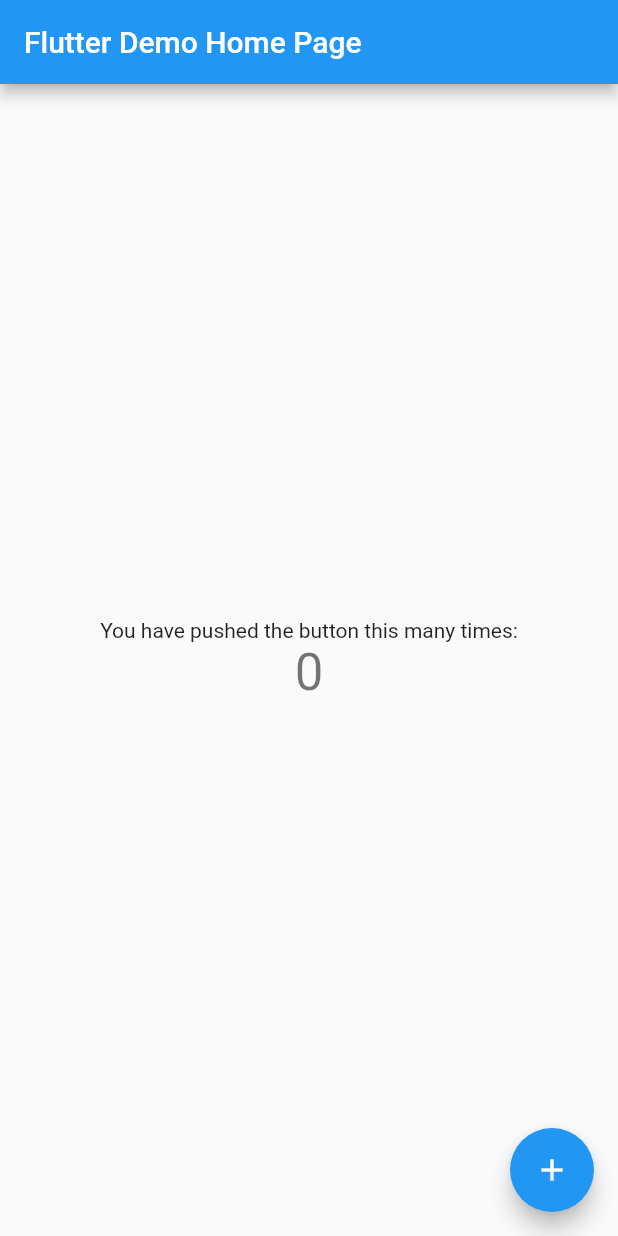
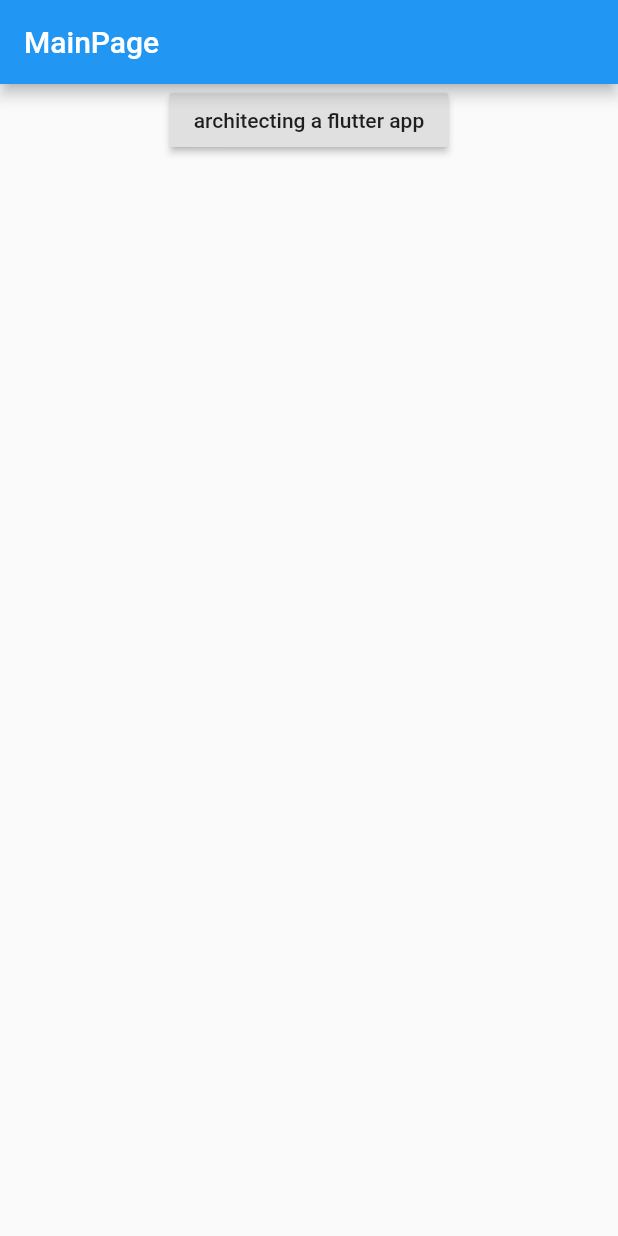
Before and after one commit to ab3masta/flutter_ALL, a Flutter app: the screen it shows after launch, on a phone screen of 412 x 824 dp. Run offline on Flutter 3.47's test engine with Material 2 defaults, Android fonts, the phone set to English and light mode, and no system bars; our stand-ins replace stacked.

Commit message:
simple example of Architrcting a flutter app

```diff
--- a/lib/main.dart
+++ b/lib/main.dart
@@ -1,117 +1,21 @@
 import 'package:flutter/material.dart';
+import 'package:flutter_all/mainPage.dart';
 
 void main() {
   runApp(MyApp());
 }
 
 class MyApp extends StatelessWidget {
-  // This widget is the root of your application.
   @override
   Widget build(BuildContext context) {
     return MaterialApp(
       title: 'Flutter Demo',
       theme: ThemeData(
-        // This is the theme of your application.
-        //
-        // Try running your application with "flutter run". You'll see the
-        // application has a blue toolbar. Then, without quitting the app, try
-        // changing the primarySwatch below to Colors.green and then invoke
-        // "hot reload" (press "r" in the console where you ran "flutter run",
-        // or simply save your changes to "hot reload" in a Flutter IDE).
-        // Notice that the counter didn't reset back to zero; the application
-        // is not restarted.
         primarySwatch: Colors.blue,
-        // This makes the visual density adapt to the platform that you run
-        // the app on. For desktop platforms, the controls will be smaller and
-        // closer together (more dense) than on mobile platforms.
         visualDensity: VisualDensity.adaptivePlatformDensity,
       ),
-      home: MyHomePage(title: 'Flutter Demo Home Page'),
+      home: MainPage(),
+      debugShowCheckedModeBanner: false,
     );
   }
 }
-
-class MyHomePage extends StatefulWidget {
-  MyHomePage({Key key, this.title}) : super(key: key);
-
-  // This widget is the home page of your application. It is stateful, meaning
-  // that it has a State object (defined below) that contains fields that affect
-  // how it looks.
-
-  // This class is the configuration for the state. It holds the values (in this
-  // case the title) provided by the parent (in this case the App widget) and
-  // used by the build method of the State. Fields in a Widget subclass are
-  // always marked "final".
-
-  final String title;
-
-  @override
-  _MyHomePageState createState() => _MyHomePageState();
-}
-
-class _MyHomePageState extends State<MyHomePage> {
-  int _counter = 0;
-
-  void _incrementCounter() {
-    setState(() {
-      // This call to setState tells the Flutter framework that something has
-      // changed in this State, which causes it to rerun the build method below
-      // so that the display can reflect the updated values. If we changed
-      // _counter without calling setState(), then the build method would not be
-      // called again, and so nothing would appear to happen.
-      _counter++;
-    });
-  }
-
-  @override
-  Widget build(BuildContext context) {
-    // This method is rerun every time setState is called, for instance as done
-    // by the _incrementCounter method above.
-    //
-    // The Flutter framework has been optimized to make rerunning build methods
-    // fast, so that you can just rebuild anything that needs updating rather
-    // than having to individually change instances of widgets.
-    return Scaffold(
-      appBar: AppBar(
-        // Here we take the value from the MyHomePage object that was created by
-        // the App.build method, and use it to set our appbar title.
-        title: Text(widget.title),
-      ),
-      body: Center(
-        // Center is a layout widget. It takes a single child and positions it
-        // in the middle of the parent.
-        child: Column(
-          // Column is also a layout widget. It takes a list of children and
-          // arranges them vertically. By default, it sizes itself to fit its
-          // children horizontally, and tries to be as tall as its parent.
-          //
-          // Invoke "debug painting" (press "p" in the console, choose the
-          // "Toggle Debug Paint" action from the Flutter Inspector in Android
-          // Studio, or the "Toggle Debug Paint" command in Visual Studio Code)
-          // to see the wireframe for each widget.
-          //
-          // Column has various properties to control how it sizes itself and
-          // how it positions its children. Here we use mainAxisAlignment to
-          // center the children vertically; the main axis here is the vertical
-          // axis because Columns are vertical (the cross axis would be
-          // horizontal).
-          mainAxisAlignment: MainAxisAlignment.center,
-          children: <Widget>[
-            Text(
-              'You have pushed the button this many times:',
-            ),
-            Text(
-              '$_counter',
-              style: Theme.of(context).textTheme.headline4,
-            ),
-          ],
-        ),
-      ),
-      floatingActionButton: FloatingActionButton(
-        onPressed: _incrementCounter,
-        tooltip: 'Increment',
-        child: Icon(Icons.add),
-      ), // This trailing comma makes auto-formatting nicer for build methods.
-    );
-  }
-}
--- /dev/null
+++ b/lib/mainPage.dart
@@ -0,0 +1,31 @@
+import 'package:flutter/material.dart';
+import 'package:flutter_all/Architecting_a_flutter_app/counter_screen.dart';
+
+class MainPage extends StatefulWidget {
+  @override
+  _MainPageState createState() => _MainPageState();
+}
+
+class _MainPageState extends State<MainPage> {
+  @override
+  Widget build(BuildContext context) {
+    return Scaffold(
+      appBar: AppBar(
+        title: Text('MainPage'),
+      ),
+      body: Column(
+        children: [
+          Center(
+            child: RaisedButton(
+              onPressed: () {
+                Navigator.of(context).push(
+                    MaterialPageRoute(builder: (context) => CounterScreen()));
+              },
+              child: Text('architecting a flutter app'),
+            ),
+          )
+        ],
+      ),
+    );
+  }
+}
--- a/pubspec.yaml
+++ b/pubspec.yaml
@@ -28,6 +28,7 @@ dependencies:
   # The following adds the Cupertino Icons font to your application.
   # Use with the CupertinoIcons class for iOS style icons.
   cupertino_icons: ^0.1.3
+  stacked: ^1.7.6
 
 dev_dependencies:
   flutter_test:
```
Also changed, not shown: lib/Architecting_a_flutter_app/core/model/counter_viewmodel.dart (added, +43 -0 lines), lib/Architecting_a_flutter_app/counter_screen.dart (added, +40 -0 lines), pubspec.lock.
